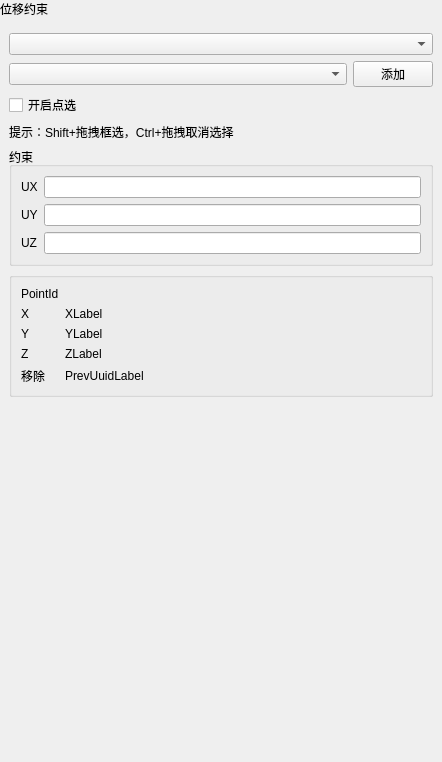
Old version of the form plugins/Base_PhysicalField/DisplacementConstraintWidget.ui in the repository asd977/base_cae.
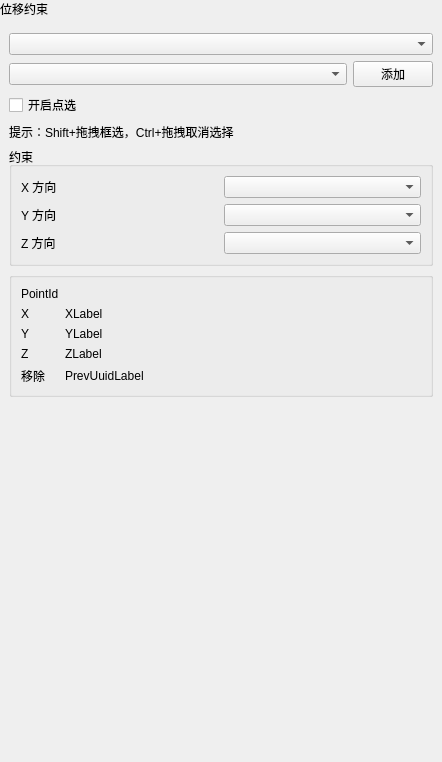
New version of the form. Custom widgets are drawn as their Qt base class.

```diff
--- a/plugins/Base_PhysicalField/DisplacementConstraintWidget.ui
+++ b/plugins/Base_PhysicalField/DisplacementConstraintWidget.ui
@@ -155,12 +155,12 @@
            <item row="0" column="0">
             <widget class="QLabel" name="label_3">
              <property name="text">
-              <string>UX</string>
+              <string>X 方向</string>
              </property>
             </widget>
            </item>
            <item row="0" column="1">
-            <widget class="QLineEdit" name="UXLineEdit">
+            <widget class="QComboBox" name="UXLineEdit">
              <property name="minimumSize">
               <size>
                <width>10</width>
@@ -172,12 +172,12 @@
            <item row="1" column="0">
             <widget class="QLabel" name="label_4">
              <property name="text">
-              <string>UY</string>
+              <string>Y 方向</string>
              </property>
             </widget>
            </item>
            <item row="1" column="1">
-            <widget class="QLineEdit" name="UYLineEdit">
+            <widget class="QComboBox" name="UYLineEdit">
              <property name="minimumSize">
               <size>
                <width>10</width>
@@ -189,12 +189,12 @@
            <item row="2" column="0">
             <widget class="QLabel" name="label_5">
              <property name="text">
-              <string>UZ</string>
+              <string>Z 方向</string>
              </property>
             </widget>
            </item>
            <item row="2" column="1">
-            <widget class="QLineEdit" name="UZLineEdit">
+            <widget class="QComboBox" name="UZLineEdit">
              <property name="minimumSize">
               <size>
                <width>10</width>
```
